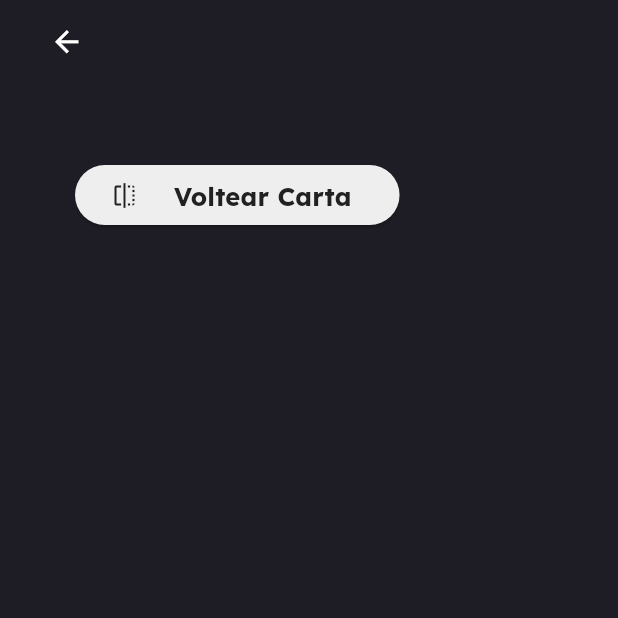
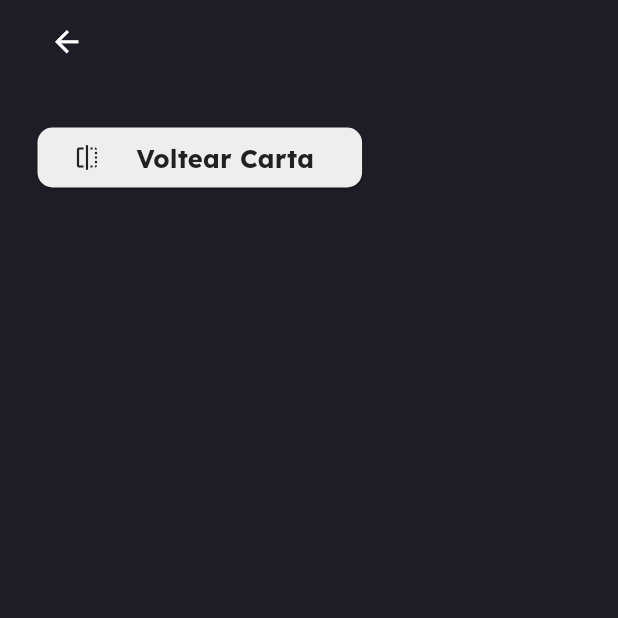
Before and after one commit to kyiroywops/cautious-fishstick-prim, a Flutter app: the JuegoPiramideScreen screen opened by its route, on a phone screen of 412 x 824 dp, the top half of it. Run offline on Flutter 3.47's test engine with Material 3 defaults, Android fonts, the phone set to English and light mode, and no system bars; our stand-ins replace confetti, flutter_riverpod, font_awesome_flutter, go_router, video_player; missing offline and left inert: playing_cards.

Commit message:
carta piramides

```diff
--- a/lib/config/router/app_router.dart
+++ b/lib/config/router/app_router.dart
@@ -102,6 +102,7 @@ final appRouter = GoRouter(
           cartaFinal: cartaFinal!,
           jugadoresCoincidentes: jugadoresCoincidentes,
         );
+
       },
     ),
 
--- a/lib/presentation/screens/juego_piramide_screen.dart
+++ b/lib/presentation/screens/juego_piramide_screen.dart
@@ -18,12 +18,12 @@ class JuegoPiramideScreen extends ConsumerWidget {
     final jugadorDebeTomar = ref.watch(jugadorDebeTomarProvider);
     final int numeroDePisos = ref.watch(barajaProvider).piramide.length;
 
-    final double cardWidth = numeroDePisos > 7 ? 40 : 50;
-    final double cardHeight = numeroDePisos > 7 ? 50 : 70;
-    final double cardScale = numeroDePisos > 7 ? 1 : 1;
+    final double cardWidth = numeroDePisos > 7 ? 40 : 55;
+    final double cardHeight = numeroDePisos > 7 ? 55 : 70;
+    final double cardScale = numeroDePisos > 7 ? 0.95 : 1;
 
-    final double widthCartaAbajo = numeroDePisos > 7 ? 30 : 35;
-    final double heightCartaAbajo = numeroDePisos > 7 ? 50 : 55;
+    final double widthCartaAbajo = numeroDePisos > 7 ? 25 : 35;
+    final double heightCartaAbajo = numeroDePisos > 7 ? 40 : 55;
 
     Future<bool> _onWillPop() async {
       bool shouldPop = (await showDialog<bool>(
@@ -130,7 +130,7 @@ class JuegoPiramideScreen extends ConsumerWidget {
                     ],
                   ),
                Padding(
-                padding: const EdgeInsets.all(50.0),
+                padding: const EdgeInsets.all(25),
                 child: ElevatedButton.icon(
                   icon: Padding(
                     padding: const EdgeInsets.all(8.0),
@@ -151,7 +151,7 @@ class JuegoPiramideScreen extends ConsumerWidget {
                   style: ElevatedButton.styleFrom(
                     primary: Colors.grey[200],
                     shape: RoundedRectangleBorder(
-                      borderRadius: BorderRadius.circular(20),
+                      borderRadius: BorderRadius.circular(10),
                     ),
                   ),
                 ),
@@ -280,7 +280,7 @@ class JuegoPiramideScreen extends ConsumerWidget {
         width: widthCartaAbajo,
         height: heightCartaAbajo,
         decoration: BoxDecoration(
-          borderRadius: BorderRadius.circular(8),
+          borderRadius: BorderRadius.circular(5),
           image: DecorationImage(
             image: AssetImage('assets/images/cartas/carta.png'),
           ),
@@ -334,7 +334,7 @@ class JuegoPiramideScreen extends ConsumerWidget {
     Suit suit = _convertMySuitToPlayingCardSuit(carta.palo);
     CardValue value = _convertMyValueToPlayingCardValue(carta.valor);
 
-    double scale = 1; // Ajusta este valor según sea necesario
+    double scale = 0.9; // Ajusta este valor según sea necesario
 
     return Container(
       width: 50, // Ancho del contenedor
```
